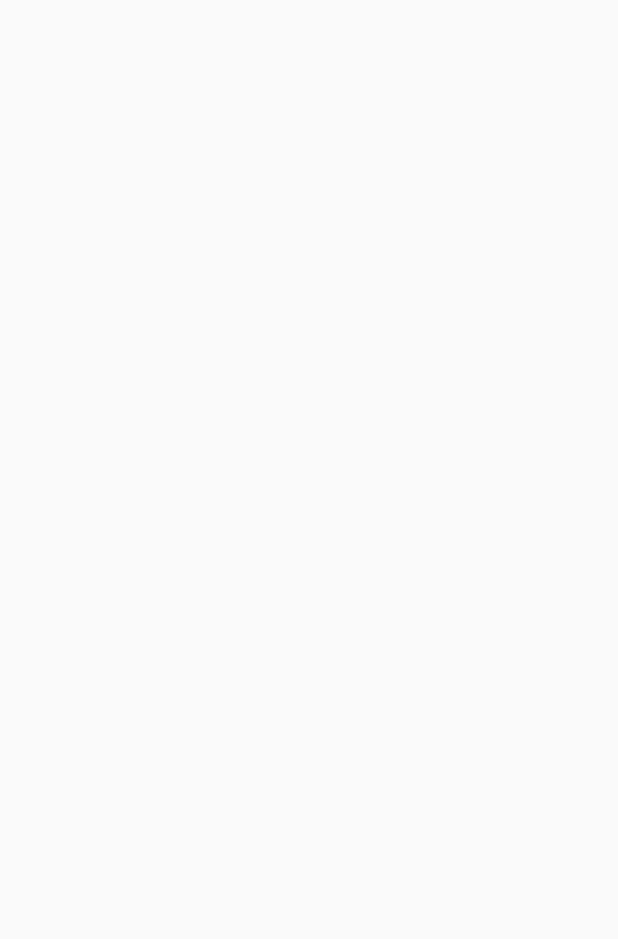
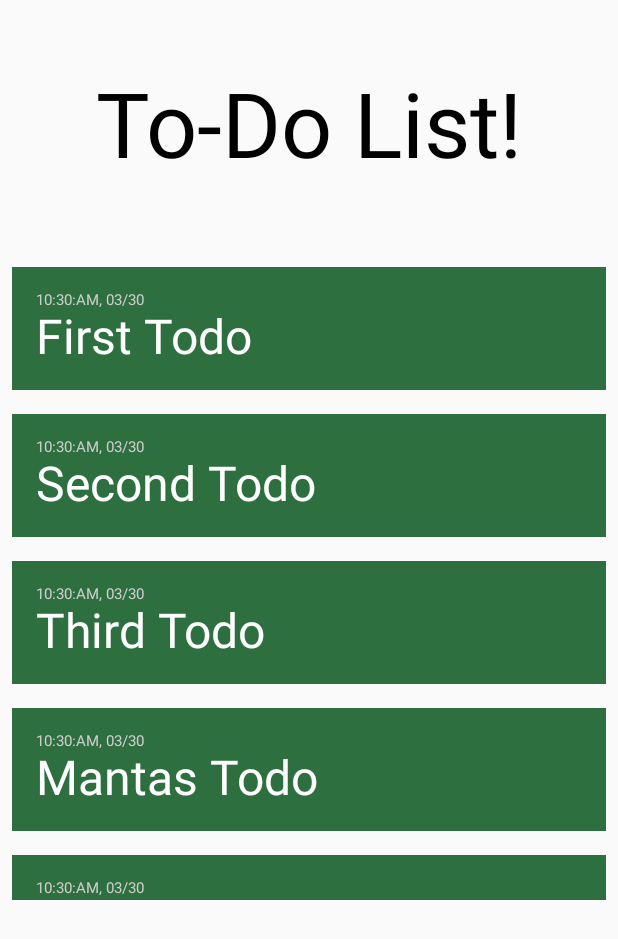
Before and after one commit to Plegik26/To-Do-Android-app, an Android app built with Jetpack Compose: the screen it shows after launch (MainActivity), on a phone screen of 412 x 824 dp. Before the commit the part shown is empty. Shown: the top 939 px of the screen. Run offline under Robolectric (Android 15) with nearby library versions, the phone set to English and light mode, and no system bars.

Commit message:
Created screen 1 lazycolumn and navigation

```diff
--- a/app/src/main/java/com/example/todolist/MainActivity.kt
+++ b/app/src/main/java/com/example/todolist/MainActivity.kt
@@ -4,12 +4,28 @@ import android.os.Bundle
 import androidx.activity.ComponentActivity
 import androidx.activity.compose.setContent
 import androidx.activity.enableEdgeToEdge
+import androidx.navigation.compose.NavHost
+import androidx.navigation.compose.composable
+import androidx.navigation.compose.rememberNavController
 
 class MainActivity : ComponentActivity() {
     override fun onCreate(savedInstanceState: Bundle?) {
         super.onCreate(savedInstanceState)
         enableEdgeToEdge()
         setContent {
+            val navController = rememberNavController()
+            NavHost(navController = navController, startDestination = "screen1") {
+                composable("screen1")    {
+                    Screen1(navController)
+                }
+                composable("screen2")    {
+                    Screen2(navController)
+                }
+                composable("screen3")    {
+                    Screen3(navController)
+                }
+            }
+
 
         }
     }
--- /dev/null
+++ b/app/src/main/java/com/example/todolist/Screen1.kt
@@ -0,0 +1,75 @@
+package com.example.todolist
+
+import android.R.attr.text
+import android.icu.text.SimpleDateFormat
+import androidx.compose.foundation.background
+import androidx.compose.foundation.clickable
+import androidx.compose.foundation.gestures.snapping.SnapPosition
+import androidx.compose.foundation.layout.Arrangement
+import androidx.compose.foundation.layout.Column
+import androidx.compose.foundation.layout.Row
+import androidx.compose.foundation.layout.Spacer
+import androidx.compose.foundation.layout.fillMaxHeight
+import androidx.compose.foundation.layout.fillMaxWidth
+import androidx.compose.foundation.layout.height
+import androidx.compose.foundation.layout.padding
+import androidx.compose.foundation.layout.windowInsetsTopHeight
+import androidx.compose.foundation.lazy.LazyColumn
+import androidx.compose.foundation.lazy.items
+import androidx.compose.foundation.lazy.itemsIndexed
+import androidx.compose.foundation.shape.RoundedCornerShape
+import androidx.compose.material3.MaterialTheme
+import androidx.compose.material3.Text
+import androidx.compose.runtime.Composable
+import androidx.compose.ui.Alignment
+import androidx.compose.ui.Modifier
+import androidx.compose.ui.draw.clip
+import androidx.compose.ui.graphics.Color
+import androidx.compose.ui.text.style.TextAlign
+import androidx.compose.ui.unit.dp
+import androidx.compose.ui.unit.sp
+import androidx.navigation.NavController
+import java.util.Locale
+
+@Composable
+fun Screen1(navController : NavController)  {
+    val todoList = getFakeTodo()
+
+    Column(
+        Modifier.fillMaxHeight(),
+        horizontalAlignment = Alignment.CenterHorizontally
+    ) {
+        Text(
+            text = "To-Do List!",
+            modifier = Modifier.padding(50.dp),
+            fontSize = 60.sp,
+        )
+
+        LazyColumn(
+            modifier = Modifier.height(430.dp)
+        ) {
+            items(todoList) { item ->
+                Row(
+                    modifier = Modifier.fillMaxWidth()
+                        .padding(8.dp)
+                        .background(Color(0xFF2E6F40))
+                        .padding(16.dp)
+                        .clickable(onClick = { navController.navigate("screen2") })
+                ) {
+                    Column {
+                        Text(
+                            text = SimpleDateFormat("HH:mm:aa, dd/mm", Locale.ENGLISH).format(item.createdAt),
+                            fontSize = 10.sp,
+                            color = Color.LightGray
+                        )
+                        Text(
+                            text = item.title,
+                            fontSize = 32.sp,
+                            color = Color.White
+                        )
+                    }
+                }
+            }
+        }
+    }
+}
--- /dev/null
+++ b/app/src/main/java/com/example/todolist/Todo.kt
@@ -0,0 +1,30 @@
+package com.example.todolist
+
+import java.time.Instant
+import java.util.Date
+
+data class Todo(
+    var id : Int,
+    var title : String,
+    var createdAt : Date
+)
+
+fun getFakeTodo() : List<Todo>  {
+    return listOf<Todo>(
+        Todo(1, "First Todo", Date.from(Instant.now())),
+        Todo(2, "Second Todo", Date.from(Instant.now())),
+        Todo(3, "Third Todo", Date.from(Instant.now())),
+        Todo(4, "Mantas Todo", Date.from(Instant.now())),
+        Todo(5, "Mantas Todo", Date.from(Instant.now())),
+        Todo(6, "Mantas Todo", Date.from(Instant.now())),
+        Todo(7, "Mantas Todo", Date.from(Instant.now())),
+        Todo(8, "Mantas Todo", Date.from(Instant.now())),
+        Todo(9, "Mantas Todo", Date.from(Instant.now())),
+        Todo(10, "Mantas Todo", Date.from(Instant.now())),
+        Todo(11, "Mantas Todo", Date.from(Instant.now())),
+        Todo(12, "Mantas Todo", Date.from(Instant.now())),
+        Todo(13, "Mantas Todo", Date.from(Instant.now())),
+        Todo(14, "Mantas Todo", Date.from(Instant.now())),
+        Todo(15, "Mantas Todo", Date.from(Instant.now())),
+        );
+}
```
Also changed, not shown: app/src/main/java/com/example/todolist/Screen2.kt (added, +27 -0 lines), app/src/main/java/com/example/todolist/Screen3.kt (added, +28 -0 lines).
